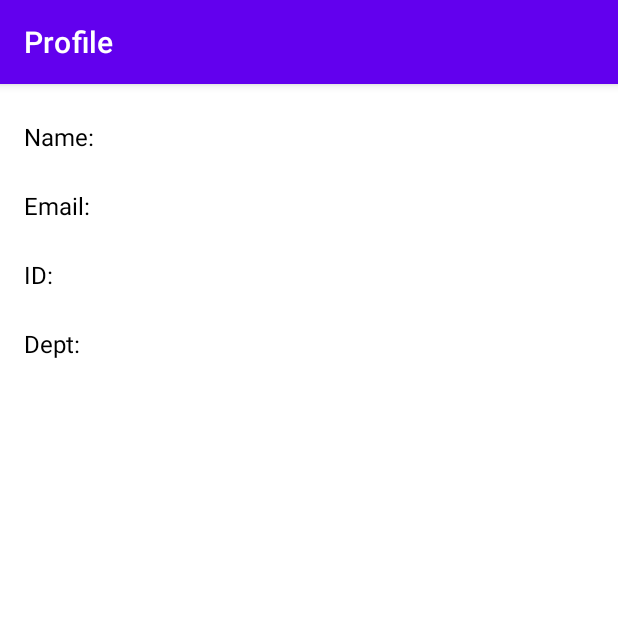
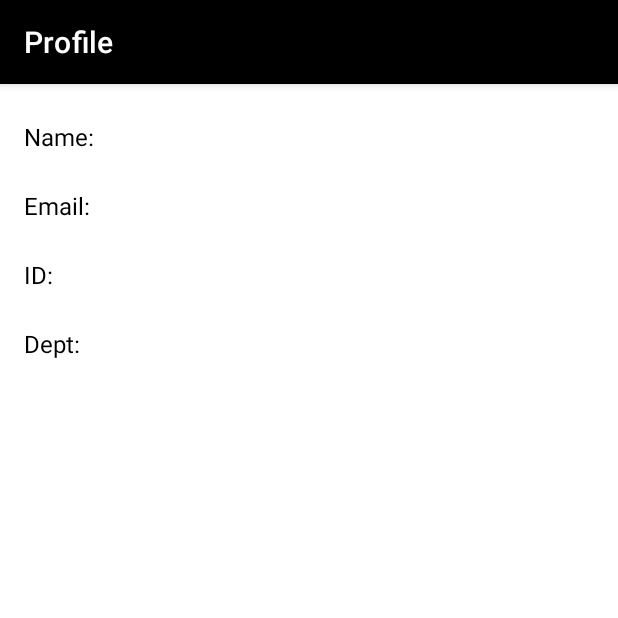
Before and after one commit to jaredt93/ITCS5180, an Android app: the ProfileActivity screen opened directly, with no data from a screen before it, on a phone screen of 412 x 824 dp, the top half of it. Run offline under Robolectric (Android 15) with nearby library versions, the phone set to English and light mode, and no system bars.

Commit message:
Adding files

```diff
--- a/Assignments/InClass3/InClass03/app/src/main/java/com/example/group20_inclass03/ProfileActivity.java
+++ b/Assignments/InClass3/InClass03/app/src/main/java/com/example/group20_inclass03/ProfileActivity.java
@@ -3,8 +3,16 @@ package com.example.group20_inclass03;
 import androidx.appcompat.app.AppCompatActivity;
 
 import android.os.Bundle;
+import android.widget.TextView;
+
+import org.w3c.dom.Text;
 
 public class ProfileActivity extends AppCompatActivity {
+
+    TextView nameValue;
+    TextView emailValue;
+    TextView idValue;
+    TextView departmentValue;
 
     @Override
     protected void onCreate(Bundle savedInstanceState) {
@@ -12,6 +20,19 @@ public class ProfileActivity extends AppCompatActivity {
         setContentView(R.layout.activity_profile);
         setTitle("Profile");
 
+        nameValue = findViewById(R.id.nameValue);
+        emailValue = findViewById(R.id.emailValue);
+        idValue = findViewById(R.id.idValue);
+        departmentValue = findViewById(R.id.departmentValue);
+
+        if(getIntent() != null && getIntent().getExtras() != null && getIntent().hasExtra(MainActivity.PROFILE_KEY)) {
+            Profile profile = getIntent().getParcelableExtra(MainActivity.PROFILE_KEY);
+
+            nameValue.setText(profile.name);
+            emailValue.setText(profile.email);
+            idValue.setText(profile.id);
+            departmentValue.setText(profile.department);
+        }
 
     }
 }
--- a/Assignments/InClass3/InClass03/app/src/main/res/layout/activity_main.xml
+++ b/Assignments/InClass3/InClass03/app/src/main/res/layout/activity_main.xml
@@ -4,6 +4,7 @@
     xmlns:tools="http://schemas.android.com/tools"
     android:layout_width="match_parent"
     android:layout_height="match_parent"
+    android:backgroundTint="@color/skyBlue"
     tools:context=".MainActivity">
 
     <EditText
--- a/Assignments/InClass3/InClass03/app/src/main/res/values/colors.xml
+++ b/Assignments/InClass3/InClass03/app/src/main/res/values/colors.xml
@@ -7,4 +7,5 @@
     <color name="teal_700">#FF018786</color>
     <color name="black">#FF000000</color>
     <color name="white">#FFFFFFFF</color>
+    <color name="skyBlue">#2196F3</color>
 </resources>
--- a/Assignments/InClass3/InClass03/app/src/main/res/values/themes.xml
+++ b/Assignments/InClass3/InClass03/app/src/main/res/values/themes.xml
@@ -2,12 +2,12 @@
     <!-- Base application theme. -->
     <style name="Theme.Group20_InClass03" parent="Theme.MaterialComponents.DayNight.DarkActionBar">
         <!-- Primary brand color. -->
-        <item name="colorPrimary">@color/purple_500</item>
+        <item name="colorPrimary">@color/black</item>
         <item name="colorPrimaryVariant">@color/purple_700</item>
         <item name="colorOnPrimary">@color/white</item>
         <!-- Secondary brand color. -->
-        <item name="colorSecondary">@color/teal_200</item>
-        <item name="colorSecondaryVariant">@color/teal_700</item>
+        <item name="colorSecondary">@color/skyBlue</item>
+        <item name="colorSecondaryVariant">@color/skyBlue</item>
         <item name="colorOnSecondary">@color/black</item>
         <!-- Status bar color. -->
         <item name="android:statusBarColor" tools:targetApi="l">?attr/colorPrimaryVariant</item>
```
Also changed, not shown: Assignments/InClass3/InClass03/app/src/main/java/com/example/group20_inclass03/MainActivity.java (+15 -4 lines), Assignments/InClass3/InClass03/app/src/main/java/com/example/group20_inclass03/Profile.java (+52 -1 lines).
